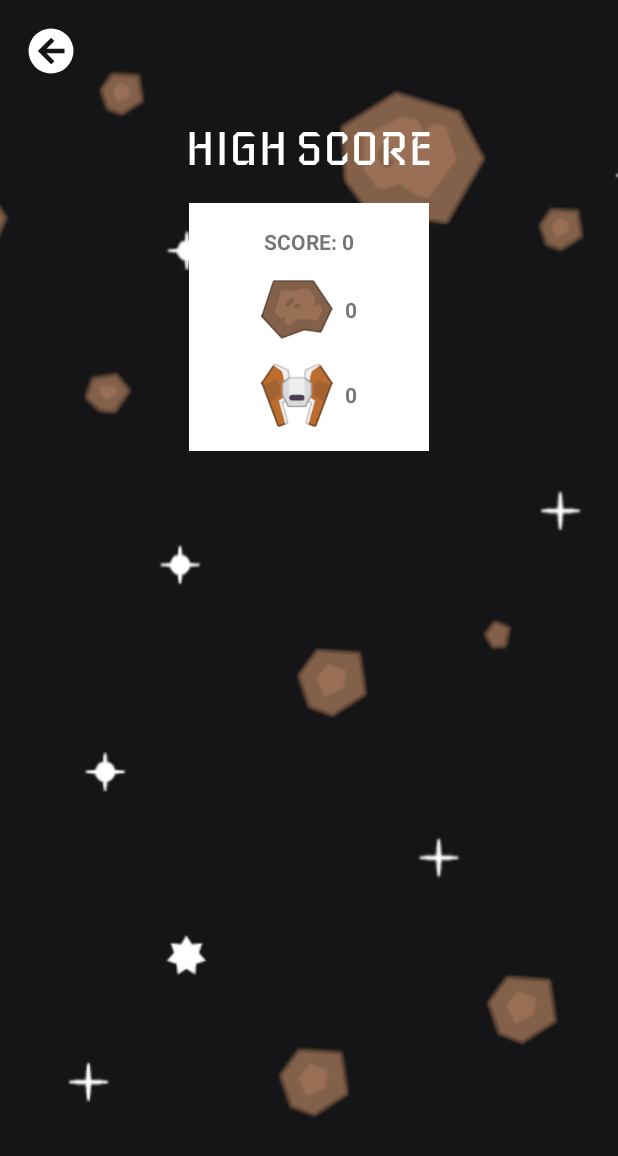
After one commit to andevindo/space-shooter-as, an Android app: the HighScoreActivity screen opened directly, with no data from a screen before it, on a phone screen of 412 x 824 dp. The commit adds this screen. Shown: the top 1156 px of the screen. Run offline under Robolectric (Android 15) with nearby library versions, the phone set to English and light mode, and no system bars.

Commit message:
Create MainMenu and new detail highscore

```diff
--- a/app/build.gradle
+++ b/app/build.gradle
@@ -20,6 +20,7 @@ android {
 
 dependencies {
     implementation fileTree(dir: 'libs', include: ['*.jar'])
+    implementation 'com.android.support:design:27.1.1'
     androidTestImplementation('com.android.support.test.espresso:espresso-core:2.2.2', {
         exclude group: 'com.android.support', module: 'support-annotations'
     })
--- a/app/src/main/java/com/andevindo/spaceshooter/Enemy.java
+++ b/app/src/main/java/com/andevindo/spaceshooter/Enemy.java
@@ -7,6 +7,7 @@ import android.graphics.Rect;
 
 import java.util.Random;
 
+import static com.andevindo.spaceshooter.GameView.ENEMY_DESTROYED;
 import static com.andevindo.spaceshooter.GameView.SCORE;
 
 /**
@@ -89,6 +90,7 @@ public class Enemy {
     public void hit(){
         if (--mHP ==0){
             SCORE += 50;
+            ENEMY_DESTROYED++;
             destroy();
         }else{
             mSoundPlayer.playExplode();
--- /dev/null
+++ b/app/src/main/java/com/andevindo/spaceshooter/HighScoreActivity.java
@@ -0,0 +1,54 @@
+package com.andevindo.spaceshooter;
+
+import android.support.v7.app.AppCompatActivity;
+import android.os.Bundle;
+import android.view.View;
+import android.widget.ImageView;
+import android.widget.LinearLayout;
+import android.widget.TextView;
+
+public class HighScoreActivity extends AppCompatActivity implements View.OnClickListener {
+
+    private ImageView mBack;
+    private TextView mScore, mMeteor, mEnemy, mNullHighScore;
+    private LinearLayout mHighScoreContainer;
+
+    @Override
+    protected void onCreate(Bundle savedInstanceState) {
+        super.onCreate(savedInstanceState);
+        setContentView(R.layout.activity_high_score);
+
+        mBack = findViewById(R.id.back);
+        mScore = findViewById(R.id.score);
+        mMeteor = findViewById(R.id.meteor);
+        mEnemy = findViewById(R.id.enemy);
+        mNullHighScore = findViewById(R.id.null_high_score);
+        mHighScoreContainer = findViewById(R.id.high_score_container);
+        mBack.setOnClickListener(this);
+
+        loadHighScore();
+    }
+
+    void loadHighScore(){
+        SharedPreferencesManager spm = new SharedPreferencesManager(this);
+        if (spm.getHighScore()!=-1){
+            mNullHighScore.setVisibility(TextView.GONE);
+            mHighScoreContainer.setVisibility(LinearLayout.VISIBLE);
+            mScore.setText(spm.getHighScore() + "");
+            mMeteor.setText(spm.getMeteorDestroyed() + "");
+            mEnemy.setText(spm.getEnemyDestroyed() + "");
+        }else{
+            mNullHighScore.setVisibility(TextView.VISIBLE);
+            mHighScoreContainer.setVisibility(LinearLayout.GONE);
+        }
+    }
+
+    @Override
+    public void onClick(View v) {
+        switch (v.getId()){
+            case R.id.back:
+                finish();
+                break;
+        }
+    }
+}
--- a/app/src/main/java/com/andevindo/spaceshooter/Meteor.java
+++ b/app/src/main/java/com/andevindo/spaceshooter/Meteor.java
@@ -8,6 +8,7 @@ import android.graphics.Rect;
 
 import java.util.Random;
 
+import static com.andevindo.spaceshooter.GameView.METEOR_DESTROYED;
 import static com.andevindo.spaceshooter.GameView.SCORE;
 
 /**
@@ -73,6 +74,7 @@ public class Meteor {
     public void hit(){
         if (--mHP ==0){
             SCORE += 20;
+            METEOR_DESTROYED++;
             destroy();
         }else{
             mSoundPlayer.playExplode();
--- a/app/src/main/java/com/andevindo/spaceshooter/SharedPreferencesManager.java
+++ b/app/src/main/java/com/andevindo/spaceshooter/SharedPreferencesManager.java
@@ -19,10 +19,12 @@ public class SharedPreferencesManager {
         mContext = context;
     }
 
-    public void saveHighScore(int score){
+    public void saveHighScore(int score, int meteorDestroyed, int enemyDestroyed){
         SharedPreferences sp = mContext.getSharedPreferences(mName, Context.MODE_PRIVATE);
         SharedPreferences.Editor e = sp.edit();
         e.putInt("high_score", score);
+        e.putInt("meteor", meteorDestroyed);
+        e.putInt("enemy", enemyDestroyed);
         e.commit();
     }
 
@@ -30,4 +32,14 @@ public class SharedPreferencesManager {
         SharedPreferences sp = mContext.getSharedPreferences(mName, Context.MODE_PRIVATE);
         return sp.getInt("high_score", 0);
     }
+
+    public int getMeteorDestroyed(){
+        SharedPreferences sp = mContext.getSharedPreferences(mName, Context.MODE_PRIVATE);
+        return sp.getInt("meteor", 0);
+    }
+
+    public int getEnemyDestroyed(){
+        SharedPreferences sp = mContext.getSharedPreferences(mName, Context.MODE_PRIVATE);
+        return sp.getInt("enemy", 0);
+    }
 }
--- /dev/null
+++ b/app/src/main/res/drawable/arrow_left_circle.xml
@@ -0,0 +1,8 @@
+<!-- drawable/arrow_left_circle.xml -->
+<vector xmlns:android="http://schemas.android.com/apk/res/android"
+    android:height="36dp"
+    android:width="36dp"
+    android:viewportWidth="24"
+    android:viewportHeight="24">
+    <path android:fillColor="#FFF" android:pathData="M2,12A10,10 0 0,1 12,2A10,10 0 0,1 22,12A10,10 0 0,1 12,22A10,10 0 0,1 2,12M18,11H10L13.5,7.5L12.08,6.08L6.16,12L12.08,17.92L13.5,16.5L10,13H18V11Z" />
+</vector>
--- /dev/null
+++ b/app/src/main/res/drawable/custom_button_background.xml
@@ -0,0 +1,6 @@
+<?xml version="1.0" encoding="utf-8"?>
+<selector xmlns:android="http://schemas.android.com/apk/res/android">
+    <item android:drawable="@drawable/blue_button01" android:state_pressed="true"/>
+    <item android:drawable="@drawable/blue_button01" android:state_focused="true"/>
+    <item android:drawable="@drawable/blue_button00"/>
+</selector>
--- /dev/null
+++ b/app/src/main/res/layout/activity_high_score.xml
@@ -0,0 +1,113 @@
+<?xml version="1.0" encoding="utf-8"?>
+<RelativeLayout xmlns:android="http://schemas.android.com/apk/res/android"
+    xmlns:app="http://schemas.android.com/apk/res-auto"
+    xmlns:tools="http://schemas.android.com/tools"
+    android:layout_width="match_parent"
+    android:layout_height="match_parent"
+    tools:context=".HighScoreActivity">
+
+    <ImageView
+        android:layout_width="match_parent"
+        android:layout_height="match_parent"
+        android:scaleType="centerCrop"
+        android:src="@drawable/space_shooter_main_menu_background" />
+
+    <ImageView
+        android:layout_margin="16dp"
+        android:id="@+id/back"
+        android:src="@drawable/arrow_left_circle"
+        android:layout_width="wrap_content"
+        android:layout_height="wrap_content" />
+
+    <LinearLayout
+        android:layout_marginLeft="32dp"
+        android:layout_marginRight="32dp"
+        android:layout_marginTop="80dp"
+        android:layout_width="match_parent"
+        android:layout_height="wrap_content"
+        android:gravity="center_horizontal"
+        android:orientation="vertical">
+        <TextView
+            android:text="HIGH SCORE"
+            android:layout_width="wrap_content"
+            android:layout_height="wrap_content"
+            android:textColor="@android:color/white"
+            android:fontFamily="@font/iceberg_regular"
+            android:textSize="32dp"/>
+        <TextView
+            android:id="@+id/null_high_score"
+            android:layout_marginTop="16dp"
+            android:text="Belum ada high score"
+            android:textColor="@android:color/white"
+            android:layout_width="wrap_content"
+            android:layout_height="wrap_content" />
+        <LinearLayout
+            android:id="@+id/high_score_container"
+            android:layout_marginTop="16dp"
+            android:layout_width="wrap_content"
+            android:layout_height="wrap_content"
+            android:orientation="vertical"
+            android:background="@android:color/white"
+            android:paddingLeft="48dp"
+            android:paddingRight="48dp"
+            android:paddingTop="16dp"
+            android:paddingBottom="16dp"
+            android:gravity="center_horizontal">
+            <LinearLayout
+                android:layout_width="wrap_content"
+                android:layout_height="wrap_content"
+                android:orientation="horizontal"
+                android:layout_marginBottom="16dp">
+                <TextView
+                    android:textStyle="bold"
+                    android:text="SCORE: "
+                    android:layout_width="wrap_content"
+                    android:layout_height="wrap_content" />
+                <TextView
+                    android:textStyle="bold"
+                    android:id="@+id/score"
+                    android:text="100"
+                    android:layout_width="wrap_content"
+                    android:layout_height="wrap_content" />
+            </LinearLayout>
+            <LinearLayout
+                android:layout_width="wrap_content"
+                android:layout_height="wrap_content"
+                android:orientation="horizontal"
+                android:gravity="center_vertical"
+                android:layout_marginBottom="16dp">
+                <ImageView
+                    android:src="@drawable/meteor_1"
+                    android:layout_width="48dp"
+                    android:layout_height="wrap_content"
+                    android:adjustViewBounds="true"
+                    android:layout_marginRight="8dp"/>
+                <TextView
+                    android:textStyle="bold"
+                    android:id="@+id/meteor"
+                    android:text="x100"
+                    android:layout_width="wrap_content"
+                    android:layout_height="wrap_content" />
+            </LinearLayout>
+            <LinearLayout
+                android:layout_width="wrap_content"
+                android:layout_height="wrap_content"
+                android:orientation="horizontal"
+                android:gravity="center_vertical">
+                <ImageView
+                    android:src="@drawable/enemy_red_1"
+                    android:layout_width="48dp"
+                    android:layout_height="wrap_content"
+                    android:adjustViewBounds="true"
+                    android:layout_marginRight="8dp"/>
+                <TextView
+                    android:textStyle="bold"
+                    android:id="@+id/enemy"
+                    android:text="x100"
+                    android:layout_width="wrap_content"
+                    android:layout_height="wrap_content" />
+            </LinearLayout>
+        </LinearLayout>
+    </LinearLayout>
+
+</RelativeLayout>
--- /dev/null
+++ b/app/src/main/res/values/dimens.xml
@@ -0,0 +1,3 @@
+<resources>
+    <dimen name="fab_margin">16dp</dimen>
+</resources>
--- a/app/src/main/res/values/strings.xml
+++ b/app/src/main/res/values/strings.xml
@@ -1,3 +1,4 @@
 <resources>
     <string name="app_name">Space Shooter</string>
+    <string name="title_activity_main_menu">MainMenuActivity</string>
 </resources>
--- a/app/src/main/res/values/styles.xml
+++ b/app/src/main/res/values/styles.xml
@@ -13,5 +13,9 @@
         <item name="windowNoTitle">true</item>
     </style>
 
+    <style name="AppTheme.AppBarOverlay" parent="ThemeOverlay.AppCompat.Dark.ActionBar" />
+
+    <style name="AppTheme.PopupOverlay" parent="ThemeOverlay.AppCompat.Light" />
+
 
 </resources>
```
Also changed, not shown: app/src/main/AndroidManifest.xml (+15 -5 lines), app/src/main/java/com/andevindo/spaceshooter/GameView.java (+26 -5 lines), app/src/main/java/com/andevindo/spaceshooter/MainMenuActivity.java (added, +52 -0 lines), app/src/main/res/layout/activity_main_menu.xml (added, +73 -0 lines), app/src/main/res/drawable/blue_button00.9.png (added), app/src/main/res/drawable/blue_button01.9.png (added), app/src/main/res/drawable/logo.png (added), app/src/main/res/drawable/space_shooter_main_menu_background.png (added), app/src/main/res/font/iceberg_regular.ttf (added).
